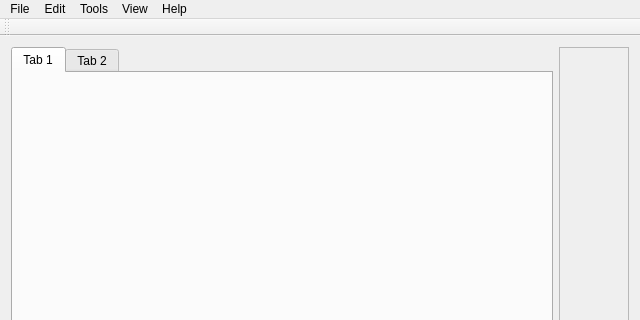
This is forms/MainWindow.ui in skatrak/Flat-Mesher as Qt 5 draws it before an edit; both pictures show x 0 to 640 and y 0 to 320 of the 640 by 480 pixel window. The edited form follows.
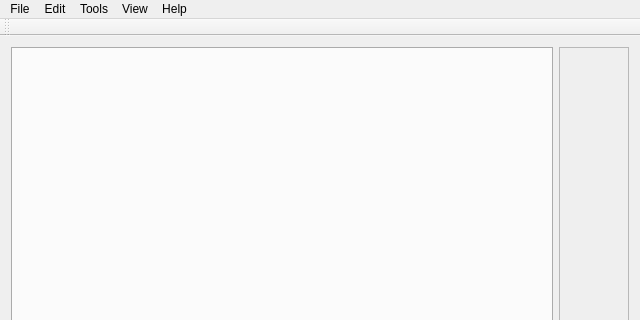
This is the edited form.

```diff
--- a/forms/MainWindow.ui
+++ b/forms/MainWindow.ui
@@ -23,16 +23,9 @@
         <verstretch>0</verstretch>
        </sizepolicy>
       </property>
-      <widget class="QWidget" name="tab">
-       <attribute name="title">
-        <string>Tab 1</string>
-       </attribute>
-      </widget>
-      <widget class="QWidget" name="tab_2">
-       <attribute name="title">
-        <string>Tab 2</string>
-       </attribute>
-      </widget>
+      <property name="currentIndex">
+       <number>-1</number>
+      </property>
      </widget>
     </item>
     <item>
```
Left out of the diff: 23 changed lines with no effect on the pictures.
